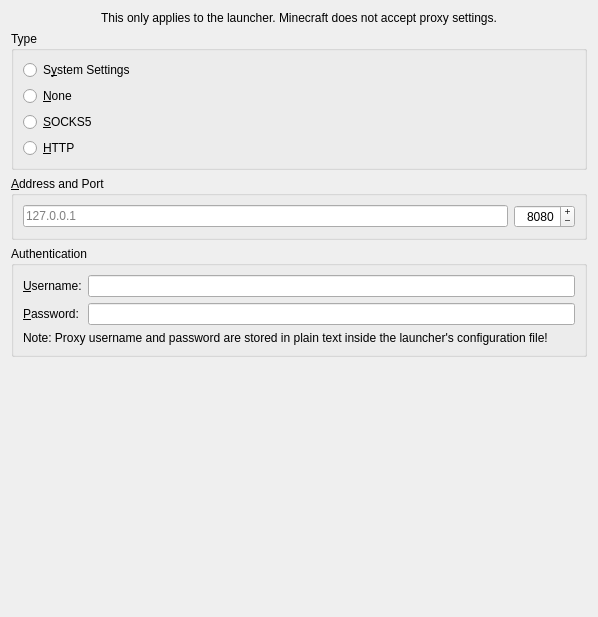
Old version of the form launcher/ui/pages/global/ProxyPage.ui in the repository FreesmTeam/FreesmLauncher.
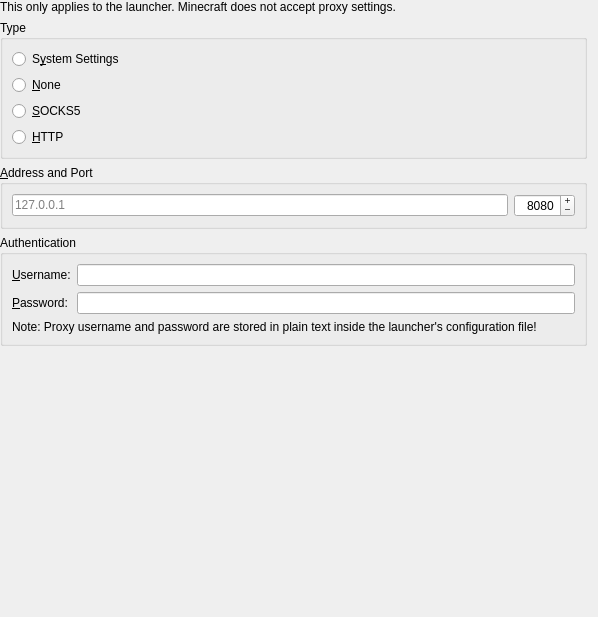
New version of the form.

Patch:
```diff
--- a/launcher/ui/pages/global/ProxyPage.ui
+++ b/launcher/ui/pages/global/ProxyPage.ui
@@ -17,13 +17,22 @@
    </sizepolicy>
   </property>
   <layout class="QVBoxLayout" name="verticalLayout_2">
+   <property name="leftMargin">
+    <number>0</number>
+   </property>
+   <property name="topMargin">
+    <number>0</number>
+   </property>
+   <property name="bottomMargin">
+    <number>0</number>
+   </property>
    <item>
     <widget class="QLabel" name="proxyPlainTextWarningLabel_2">
      <property name="text">
       <string>This only applies to the launcher. Minecraft does not accept proxy settings.</string>
      </property>
      <property name="alignment">
-      <set>Qt::AlignCenter</set>
+      <set>Qt::AlignLeading|Qt::AlignLeft|Qt::AlignVCenter</set>
      </property>
      <property name="wordWrap">
       <bool>true</bool>
```
